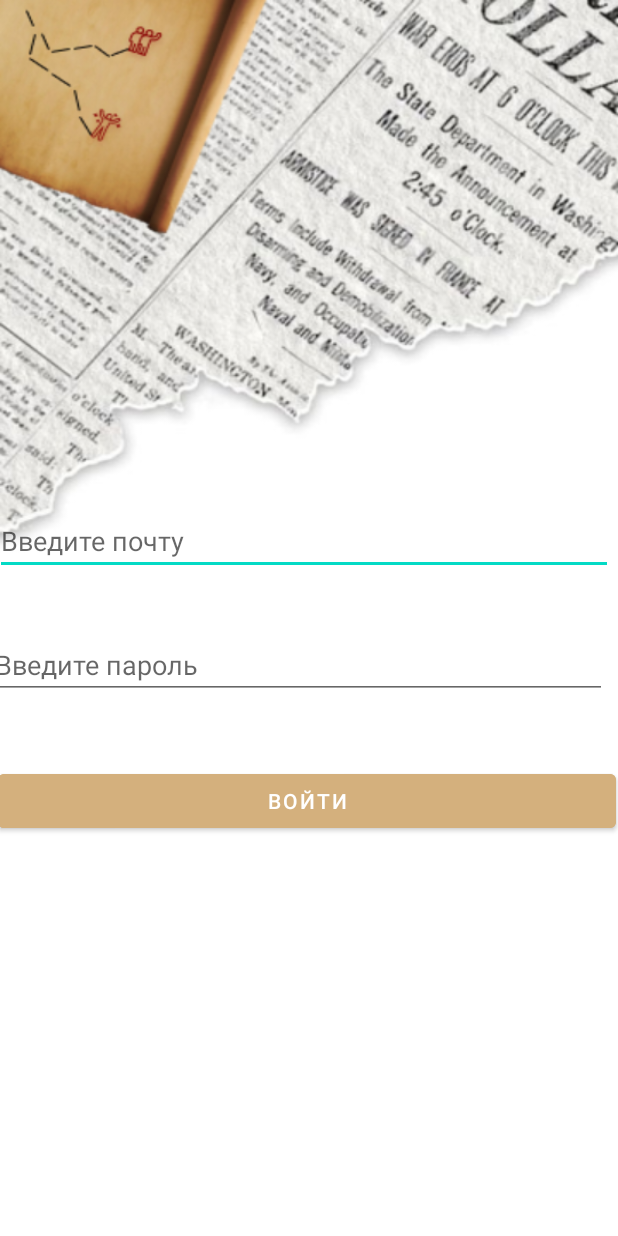
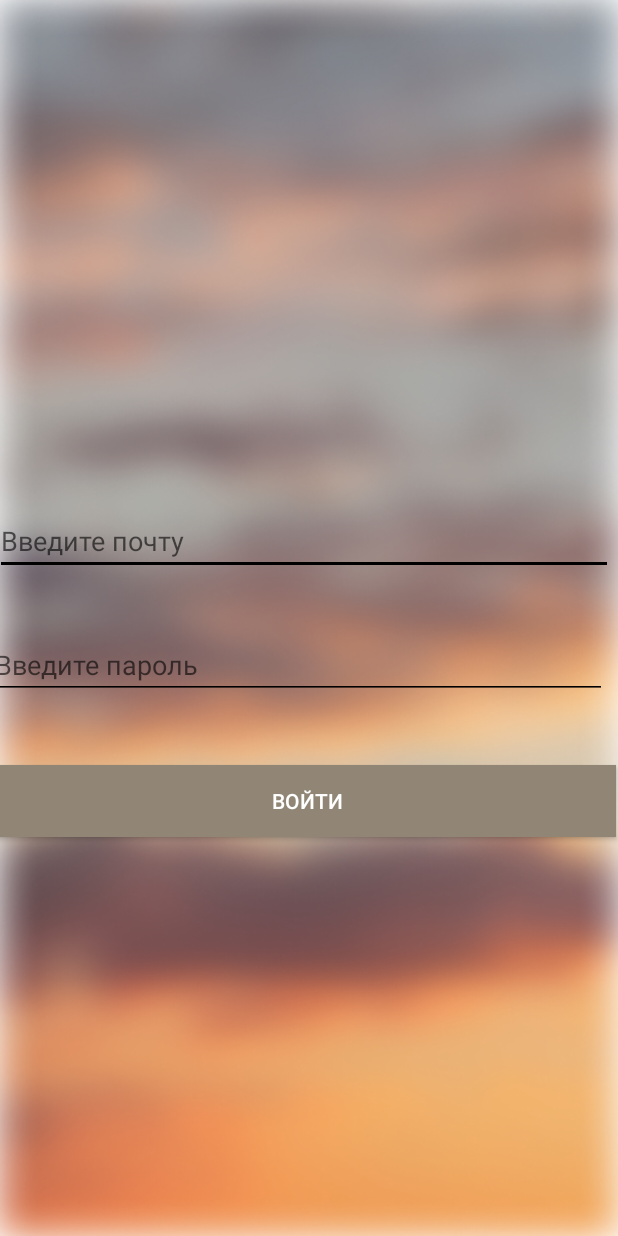
Before and after one commit to awedday/GPSWhEre, an Android app: the screen it shows after launch (LoginActivity), after a tap on "ВХОД", on a phone screen of 412 x 824 dp. Run offline under Robolectric (Android 15) with nearby library versions, the phone set to English and light mode, and no system bars; our stand-ins replace Firebase (no records; nobody signed in at launch, a user with empty details on screens opened directly).

Commit message:
вход,рег,круг,обои,мпж

```diff
--- a/app/src/main/java/com/example/gpswhere/LoginActivity.java
+++ b/app/src/main/java/com/example/gpswhere/LoginActivity.java
@@ -6,7 +6,9 @@ import androidx.appcompat.app.AppCompatActivity;
 import android.content.Intent;
 import android.os.Bundle;
 import android.view.View;
+import android.widget.Button;
 import android.widget.EditText;
+import android.widget.RelativeLayout;
 import android.widget.Toast;
 
 import com.google.android.gms.tasks.OnCompleteListener;
@@ -20,6 +22,8 @@ public class LoginActivity extends AppCompatActivity {
     EditText e1,e2;
     FirebaseAuth auth;
 
+    Button login;
+    int log;
     @Override
     protected void onCreate(Bundle savedInstanceState) {
         super.onCreate(savedInstanceState);
@@ -28,6 +32,29 @@ public class LoginActivity extends AppCompatActivity {
         e1 = (EditText)findViewById(R.id.editText);
         e2 = (EditText)findViewById(R.id.editText2);
         auth = FirebaseAuth.getInstance();
+        RelativeLayout relativeLayout = (RelativeLayout) findViewById(R.id.rootLayout);
+        login = (Button)findViewById(R.id.login);
+        log = (int)getIntent().getExtras().get("walls");
+
+        switch (log){
+            case 1:
+                relativeLayout.setBackgroundResource(R.drawable.wallspaperlogregfive);
+                login.setBackgroundColor(getResources().getColor(R.color.buttonmainfive, null));
+                break;
+            case 2:
+                relativeLayout.setBackgroundResource(R.drawable.wallspaperlogregtwo);
+                login.setBackgroundColor(getResources().getColor(R.color.buttonmaintwo, null));
+                break;
+            case 3:
+                relativeLayout.setBackgroundResource(R.drawable.wallspaperlogregthree);
+                login.setBackgroundColor(getResources().getColor(R.color.buttonmainthree, null));
+                break;
+            case 4:
+                relativeLayout.setBackgroundResource(R.drawable.wallspaperlogregfour);
+                login.setBackgroundColor(getResources().getColor(R.color.buttonmainfour, null));
+                break;
+
+        }
     }
     public void login(View v){
         auth.signInWithEmailAndPassword(e1.getText().toString(),e2.getText().toString()).addOnCompleteListener(new OnCompleteListener<AuthResult>() {
--- a/app/src/main/java/com/example/gpswhere/MainActivity.java
+++ b/app/src/main/java/com/example/gpswhere/MainActivity.java
@@ -80,6 +80,7 @@ public class MainActivity extends AppCompatActivity {
 
     public void goToLogin(View v){
         Intent myIntent = new Intent(MainActivity.this, LoginActivity.class);
+        myIntent.putExtra("walls", Wallpaper);
         startActivity(myIntent);
     }
 
--- a/app/src/main/res/layout/activity_login.xml
+++ b/app/src/main/res/layout/activity_login.xml
@@ -4,8 +4,9 @@
     xmlns:tools="http://schemas.android.com/tools"
     android:layout_width="match_parent"
     android:layout_height="match_parent"
+    android:id="@+id/rootLayout"
     tools:context=".LoginActivity"
-    android:background="@drawable/login">
+    android:background="@drawable/wallspaperlogregone">
 
     <EditText
         android:id="@+id/editText"
@@ -19,6 +20,8 @@
         android:layout_marginEnd="3dp"
         android:ems="10"
         android:hint="Введите почту"
+        android:textColor="@color/black"
+        android:backgroundTint="@color/black"
         android:inputType="textEmailAddress"
         android:onClick="submitButtonClick" />
 
@@ -32,23 +35,25 @@
         android:layout_marginStart="-7dp"
         android:layout_marginTop="37dp"
         android:layout_marginEnd="7dp"
+        android:textColor="@color/black"
+        android:backgroundTint="@color/black"
         android:ems="10"
         android:hint="Введите пароль"
         android:inputType="textPassword" />
 
-    <Button
-        android:id="@+id/button4"
+    <androidx.appcompat.widget.AppCompatButton
+        android:id="@+id/login"
         android:layout_width="wrap_content"
         android:layout_height="wrap_content"
         android:layout_below="@+id/editText2"
         android:layout_alignParentStart="true"
         android:layout_alignParentEnd="true"
-
         android:layout_marginStart="-1dp"
         android:layout_marginTop="44dp"
         android:layout_marginEnd="1dp"
-        android:backgroundTint="@color/buttonlogin"
         android:onClick="login"
+        android:textColor="@color/white"
+        android:background= "@color/buttonmainone"
         android:text="Войти" />
 
 </RelativeLayout>
```
Also changed, not shown: app/src/main/res/layout/activity_main.xml (line endings or trailing spaces).
